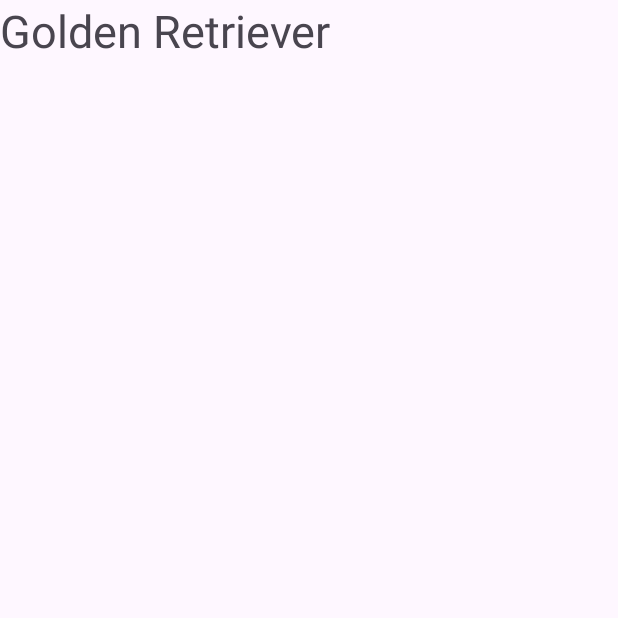
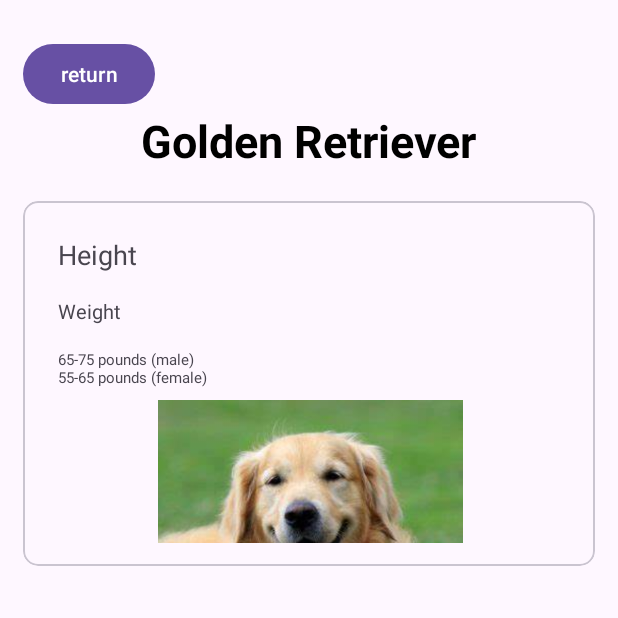
Before and after one commit to cehune/hackwestern10, an Android app: the screen it shows after launch (DogInf_2), after a tap on "Golden Retriever", on a phone screen of 412 x 824 dp, the top half of it. Run offline under Robolectric (Android 15) with nearby library versions, the phone set to English and light mode, and no system bars.

Commit message:
dog info page template

```diff
--- a/app/src/main/java/com/example/hackwestern10/DogInf_1.java
+++ b/app/src/main/java/com/example/hackwestern10/DogInf_1.java
@@ -2,13 +2,30 @@ package com.example.hackwestern10;
 
 import androidx.appcompat.app.AppCompatActivity;
 
+import android.content.ClipData;
 import android.os.Bundle;
 import android.view.View;
 import android.content.Intent;
 import android.widget.Button;
+import android.widget.Toast;
+import androidx.appcompat.widget.SearchView;
+import java.util.ArrayList;
+import java.util.List;
+
 
 public class DogInf_1 extends AppCompatActivity {
     private Button button1;
+    private SearchView search_dog;
+
+
+    private String Doglist[]
+            = { "golden r", "hairy",
+            "Languages", "Interview Corner",
+            "GATE", "ISRO CS",
+            "UGC NET CS", "CS Subjects",
+            "Web Technologies" };
+
+
     @Override
 
 
@@ -17,6 +34,8 @@ public class DogInf_1 extends AppCompatActivity {
         setContentView(R.layout.doginf_1);
 
         button1 = (Button) findViewById(R.id.button);
+
+
         button1.setOnClickListener(new View.OnClickListener() {
             @Override
             public void onClick(View v) {
@@ -24,9 +43,45 @@ public class DogInf_1 extends AppCompatActivity {
             }
 
         });
+
+        /*
+        search_dog = findViewById(R.id.search_dog);
+
+        search_dog.clearFocus();
+
+        search_dog.setOnQueryTextListener(new SearchView.OnQueryTextListener() {
+            @Override
+            public boolean onQueryTextSubmit(String query) {
+                return false;
+            }
+
+            @Override
+            public boolean onQueryTextChange(String newText) {
+                filterList(newText);
+                return true;
+            }
+        });
+
     }
 
-        public void open_MainActivity2() {
+    private void filterList(String text) {
+        List<String> filteredList = new ArrayList<>();
+        for(String item : Doglist){
+            if(item.contains(text.toLowerCase())){
+                filteredList.add(item);
+            }
+        }
+
+        if(filteredList.isEmpty() ){
+            Toast.makeText(this, "No Such Dog Brand Found", Toast.LENGTH_SHORT).show();
+        }else{
+            // to do, need item adaptor.
+        }
+*/
+
+    }
+
+    public void open_MainActivity2() {
             Intent intent1 = new Intent(this, DogInf_2.class);
             startActivity(intent1);
 
--- a/app/src/main/java/com/example/hackwestern10/DogInf_2.java
+++ b/app/src/main/java/com/example/hackwestern10/DogInf_2.java
@@ -1,14 +1,30 @@
 package com.example.hackwestern10;
 
+import androidx.annotation.NonNull;
+import androidx.appcompat.app.ActionBar;
 import androidx.appcompat.app.AppCompatActivity;
 
 import android.os.Bundle;
+import android.view.MenuItem;
+import android.view.View;
+import android.widget.Button;
 
 public class DogInf_2 extends AppCompatActivity {
 
+    Button back_button;
     @Override
     protected void onCreate(Bundle savedInstanceState) {
         super.onCreate(savedInstanceState);
         setContentView(R.layout.doginf_2);
+
+        back_button = findViewById(R.id.back_button);
+        back_button.setOnClickListener(new View.OnClickListener() {
+            @Override
+            public void onClick(View v) {
+                onBackPressed();
+            }
+        });
     }
+
+
 }
--- a/app/src/main/res/layout/doginf_1.xml
+++ b/app/src/main/res/layout/doginf_1.xml
@@ -30,4 +30,19 @@
         tools:layout_editor_absoluteX="38dp"
         tools:layout_editor_absoluteY="58dp" />
 
+    <SearchView
+        android:id="@+id/search_dog"
+        android:layout_width="0dp"
+        android:layout_height="wrap_content"
+        android:layout_alignParentStart="true"
+        android:layout_alignParentEnd="true"
+        android:layout_marginStart="7dp"
+        android:layout_marginTop="7dp"
+        android:layout_marginEnd="7dp"
+
+        android:layout_marginBottom="7dp"
+        android:queryHint="Search Dog Brand"
+        android:iconifiedByDefault="false"/>
+
+
 </RelativeLayout>
--- a/app/src/main/res/layout/doginf_2.xml
+++ b/app/src/main/res/layout/doginf_2.xml
@@ -1,17 +1,99 @@
 <?xml version="1.0" encoding="utf-8"?>
-<RelativeLayout xmlns:android="http://schemas.android.com/apk/res/android"
-    xmlns:app="http://schemas.android.com/apk/res-auto"
+<ScrollView xmlns:android="http://schemas.android.com/apk/res/android"
     xmlns:tools="http://schemas.android.com/tools"
     android:layout_width="match_parent"
     android:layout_height="match_parent"
+    xmlns:app="http://schemas.android.com/apk/res-auto"
     tools:context=".DogInf_2">
 
-    <TextView
-        android:id="@+id/textView2"
-        android:layout_width="wrap_content"
+
+    <LinearLayout
+        android:layout_width="match_parent"
         android:layout_height="wrap_content"
-        android:text="Golden Retriever"
-        android:textSize="30dp"
-        tools:layout_editor_absoluteX="250dp"
-        tools:layout_editor_absoluteY="1111dp" />
-</RelativeLayout>
+        android:orientation="vertical"
+        android:layout_marginTop="10dp"
+        android:padding="15dp">
+
+        <Button
+            android:layout_width="wrap_content"
+            android:layout_height="wrap_content"
+            android:text="return"
+            android:id="@+id/back_button"/>
+
+        <TextView
+            android:layout_width="wrap_content"
+            android:layout_height="wrap_content"
+            android:text="Golden Retriever"
+            android:textStyle="bold"
+            android:textSize="30sp"
+            android:layout_gravity="center"
+            android:textColor="@color/black"/>
+
+        <com.google.android.material.card.MaterialCardView
+            android:layout_width="match_parent"
+            android:layout_height="wrap_content"
+            app:cardCornerRadius="10dp"
+            android:layout_marginTop="20dp">
+
+            <LinearLayout
+                android:layout_width="match_parent"
+                android:layout_height="243dp"
+                android:layout_marginTop="0dp"
+                android:orientation="vertical"
+                android:padding="15dp">
+
+
+                <!-- Height TextView -->
+
+                <!-- Weight TextView -->
+                <TextView
+                    android:layout_width="wrap_content"
+                    android:layout_height="wrap_content"
+                    android:padding="8dp"
+                    android:text="Height"
+                    android:textSize="18sp" />
+
+                <TextView
+                    android:layout_width="wrap_content"
+                    android:layout_height="wrap_content"
+                    android:padding="8dp"
+                    android:text="Weight"
+                    android:textSize="13sp" />
+
+                <TextView
+                    android:layout_width="wrap_content"
+                    android:layout_height="wrap_content"
+                    android:padding="8dp"
+                    android:text="65-75 pounds (male)\n55-65 pounds (female)"
+                    android:textSize="10sp" />
+
+                <!-- Life Expectancy TextView -->
+
+                <com.google.android.material.imageview.ShapeableImageView
+                    android:layout_width="352dp"
+                    android:layout_height="203dp"
+
+                    android:src="@drawable/img" />
+
+                <TextView
+                    android:layout_width="wrap_content"
+                    android:layout_height="wrap_content"
+                    android:padding="8dp"
+                    android:text="Life Expectancy"
+                    android:textSize="18sp" />
+
+                <TextView
+                    android:layout_width="wrap_content"
+                    android:layout_height="wrap_content"
+                    android:padding="8dp"
+                    android:text="10-12 years"
+                    android:textSize="16sp" />
+
+
+            </LinearLayout>
+
+        </com.google.android.material.card.MaterialCardView>
+
+    </LinearLayout>
+
+</ScrollView>
--- a/app/src/main/res/values/strings.xml
+++ b/app/src/main/res/values/strings.xml
@@ -1,3 +1,22 @@
 <resources>
-    <string name="app_name">hackwestern10</string>
+    <string name="app_name">Golden Retriever</string>
+    <string name="amit_kumar">Amit Kumar</string>
+    <string name="username">amitthecoder</string>
+    <string name="bio">As an Android app developer, I have a passion for creating beautiful and functional apps for users. I write code primarily in Kotlin, which is a popular programming language for Android development. My focus is on creating a visually appealing and intuitive user experience that makes using the app a pleasure.</string>
+    <string name="profile">Profile</string>
+    <string name="about">About</string>
+    <string name="user_information">User Information</string>
+    <string name="username_">Username</string>
+    <string name="amitthecoder">amitthecoder</string>
+    <string name="gender">Gender</string>
+    <string name="male">Male</string>
+    <string name="age">Age</string>
+    <string name="_21">21</string>
+    <string name="date_of_birth">Date of Birth</string>
+    <string name="_07_02_2003">07/02/2003</string>
+    <string name="mobile">Mobile</string>
+    <string name="_91_9000000009">+91 9000000009</string>
+    <string name="email">Email</string>
+    <string name="axxxxxxa_gmail_com">axxxxxxa@gmail.com</string>
+    <string name="social_media">Social Media</string>
 </resources>
```
